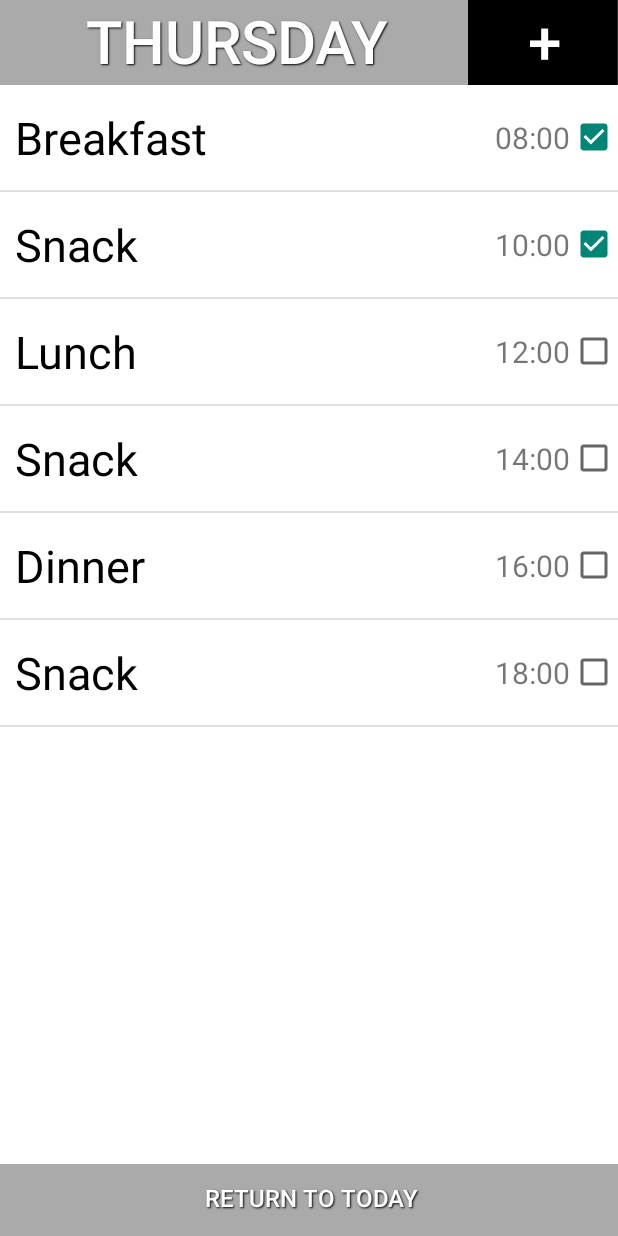
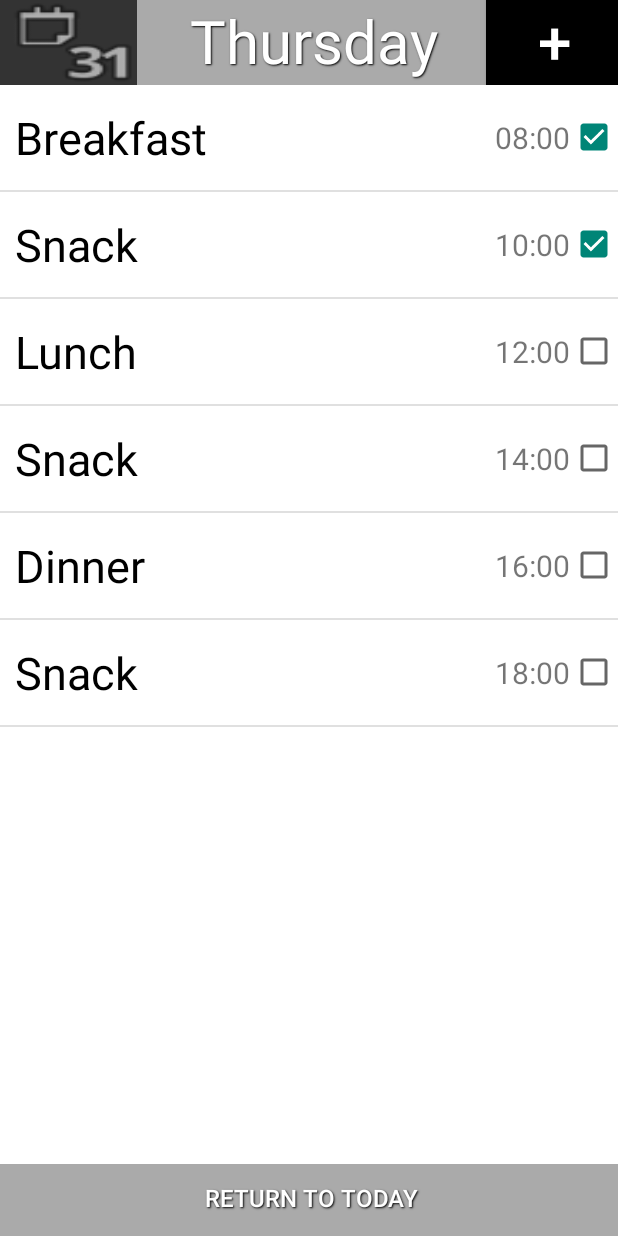
Before and after one commit to knattarna/DiabetesAppDev, an Android app: the screen it shows after launch (MainActivity), on a phone screen of 412 x 824 dp. Run offline under Robolectric (Android 15) with nearby library versions, the phone set to English and light mode, and no system bars.

Commit message:
Return-to-week button now implemented. Moves slightly because of android:gravity ... but it'll have to do for now.

```diff
--- a/app/src/main/java/com/knattarna/androidapp/diabetesappdev/app/MainActivity.java
+++ b/app/src/main/java/com/knattarna/androidapp/diabetesappdev/app/MainActivity.java
@@ -347,8 +347,9 @@ public class MainActivity extends Activity {
 
         private ListView act_list   = null;
         private Button ret_today    = null;
-        private Button day_name     = null;
+        private Button ret_week     = null;
         private Button add_act      = null;
+        private TextView day_name   = null;
 
         public DayFragment() {
             super();
@@ -360,7 +361,9 @@ public class MainActivity extends Activity {
 
             update();
 
-            day_name.setOnClickListener(new View.OnClickListener() {
+
+
+            ret_week.setOnClickListener(new View.OnClickListener() {
                 @Override
                 public void onClick(View v) {
                     WeekFragment week = new WeekFragment();// Create new fragment and transaction
@@ -401,7 +404,8 @@ public class MainActivity extends Activity {
         public void update()
         {
             act_list    = (ListView) getActivity().findViewById(R.id.actList);
-            day_name    = (Button) getActivity().findViewById(R.id.dayName);
+            day_name    = (TextView) getActivity().findViewById(R.id.dayName);
+            ret_week    = (Button) getActivity().findViewById(R.id.buttonWeek);
             ret_today   = (Button) getActivity().findViewById(R.id.returnToday);
             add_act     = (Button) getActivity().findViewById(R.id.addAct);
 
--- a/app/src/main/java/com/knattarna/androidapp/diabetesappdev/app/SHELLActivity.java
+++ b/app/src/main/java/com/knattarna/androidapp/diabetesappdev/app/SHELLActivity.java
@@ -27,7 +27,7 @@ public class SHELLActivity implements Comparable<SHELLActivity>
 //Few constructors
 
     public SHELLActivity() {
-        this.name = "Ny Aktivitet";
+        this.name = "New activity";
 
         if(time == null)
             time = Calendar.getInstance();
--- a/app/src/main/res/layout/day_window.xml
+++ b/app/src/main/res/layout/day_window.xml
@@ -12,16 +12,23 @@
         android:layout_height="wrap_content"
         android:layout_alignParentTop="true"
         android:background="#333333"
-        android:weightSum="1">
+        android:weightSum="2">
 
         <Button
+            android:layout_width="wrap_content"
+            android:layout_height="fill_parent"
+            android:id="@+id/buttonWeek"
+            android:layout_weight="0.1"
+            android:background="@android:drawable/ic_menu_month" />
+        <TextView
             android:layout_width="wrap_content"
             android:layout_height="wrap_content"
             android:textColor="#ffffff"
             android:background="@android:color/darker_gray"
+            android:gravity="center_horizontal|center_vertical"
             android:id="@+id/dayName"
             android:textSize= "40sp"
-            android:layout_weight="0.90"
+            android:layout_weight="1.9"
             style="@style/shadowed_text"/>
 
         <Button
```
